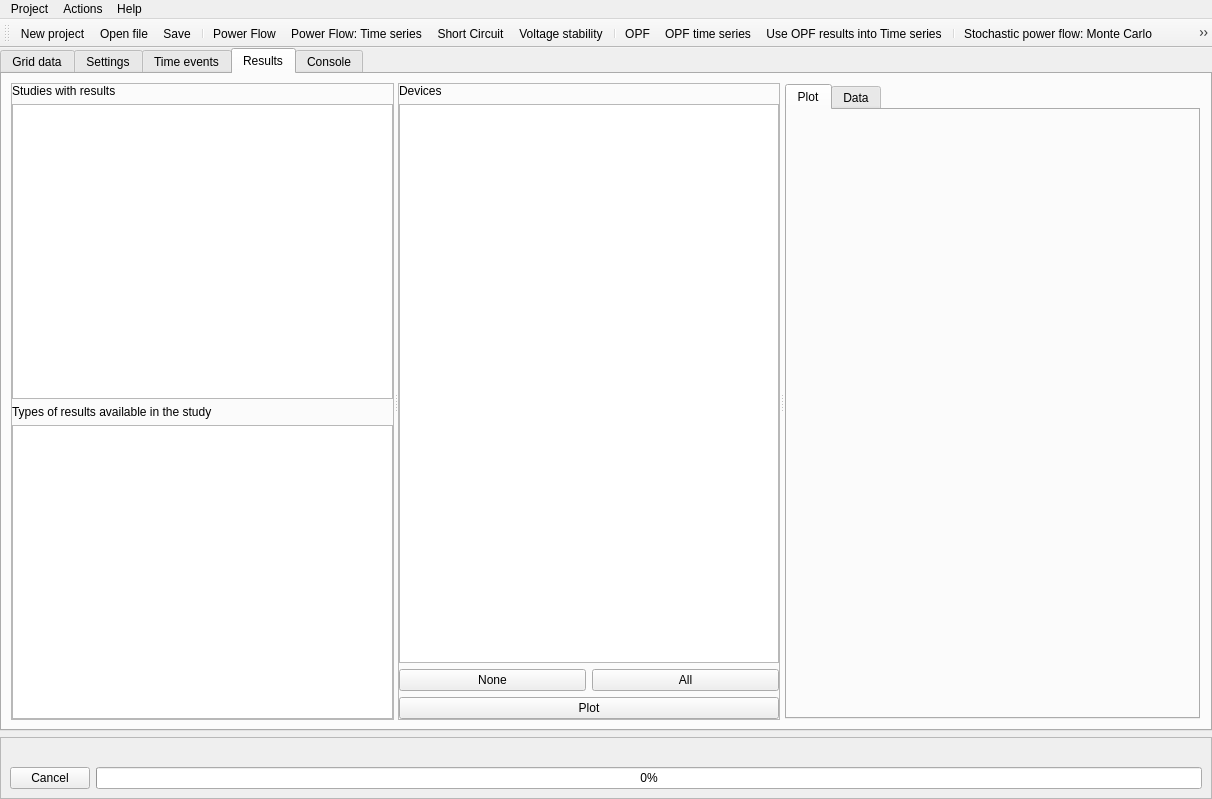
This is UnderDevelopment/GridCal/Gui/Main/MainWindow.ui in SanPen/GridCal as Qt 5 draws it before an edit. The edited form follows.
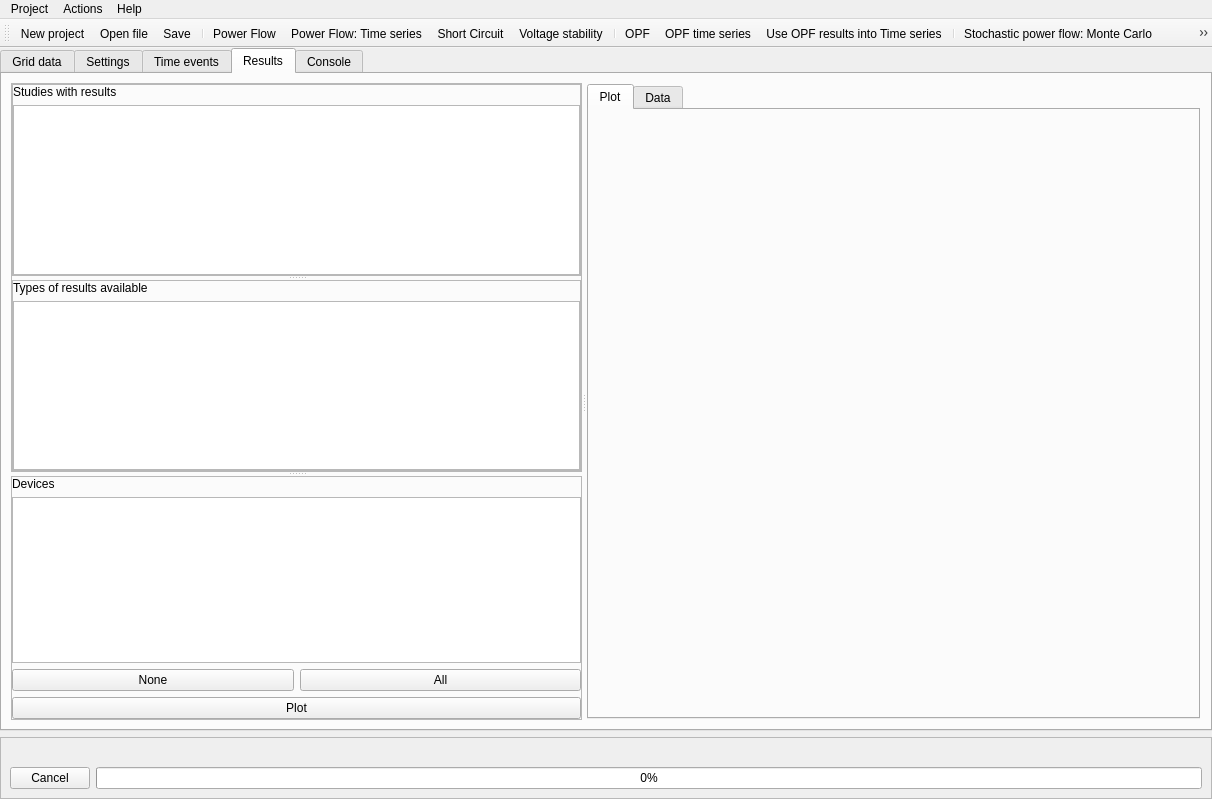
This is the edited form. The open tabs and pages were chosen to show the change. Icons and pictures are not drawn. Custom widgets are drawn as their Qt base class.

What changed in the file:
```diff
--- a/UnderDevelopment/GridCal/Gui/Main/MainWindow.ui
+++ b/UnderDevelopment/GridCal/Gui/Main/MainWindow.ui
@@ -3800,7 +3800,7 @@
             <item>
              <widget class="QSplitter" name="splitter_3">
               <property name="orientation">
-               <enum>Qt::Horizontal</enum>
+               <enum>Qt::Vertical</enum>
               </property>
               <widget class="QFrame" name="frame_8">
                <property name="frameShape">
@@ -3809,6 +3809,31 @@
                <property name="frameShadow">
                 <enum>QFrame::Raised</enum>
                </property>
+               <layout class="QVBoxLayout" name="verticalLayout_37">
+                <property name="leftMargin">
+                 <number>0</number>
+                </property>
+                <property name="topMargin">
+                 <number>0</number>
+                </property>
+                <property name="rightMargin">
+                 <number>0</number>
+                </property>
+                <property name="bottomMargin">
+                 <number>0</number>
+                </property>
+                <item>
+                 <widget class="QSplitter" name="splitter_4">
+                  <property name="orientation">
+                   <enum>Qt::Vertical</enum>
+                  </property>
+                  <widget class="QFrame" name="frame_16">
+                   <property name="frameShape">
+                    <enum>QFrame::StyledPanel</enum>
+                   </property>
+                   <property name="frameShadow">
+                    <enum>QFrame::Raised</enum>
+                   </property>
                <layout class="QVBoxLayout" name="verticalLayout_6">
                 <property name="leftMargin">
                  <number>0</number>
@@ -3832,10 +3857,32 @@
                 <item>
                  <widget class="QListView" name="result_listView"/>
                 </item>
+                   </layout>
+                  </widget>
+                  <widget class="QFrame" name="frame_17">
+                   <property name="frameShape">
+                    <enum>QFrame::StyledPanel</enum>
+                   </property>
+                   <property name="frameShadow">
+                    <enum>QFrame::Raised</enum>
+                   </property>
+                   <layout class="QVBoxLayout" name="verticalLayout_13">
+                    <property name="leftMargin">
+                     <number>0</number>
+                    </property>
+                    <property name="topMargin">
+                     <number>0</number>
+                    </property>
+                    <property name="rightMargin">
+                     <number>0</number>
+                    </property>
+                    <property name="bottomMargin">
+                     <number>0</number>
+                    </property>
                 <item>
                  <widget class="QLabel" name="label_7">
                   <property name="text">
-                   <string>Types of results available in the study</string>
+                       <string>Types of results available</string>
                   </property>
                  </widget>
                 </item>
@@ -3844,6 +3891,10 @@
                 </item>
                </layout>
               </widget>
+                 </widget>
+                </item>
+               </layout>
+              </widget>
               <widget class="QFrame" name="frame_9">
                <property name="frameShape">
                 <enum>QFrame::StyledPanel</enum>
```
Left out of the diff: 2 changed lines with no effect on the pictures. Lines whose indentation alone changed are shown as unchanged.
